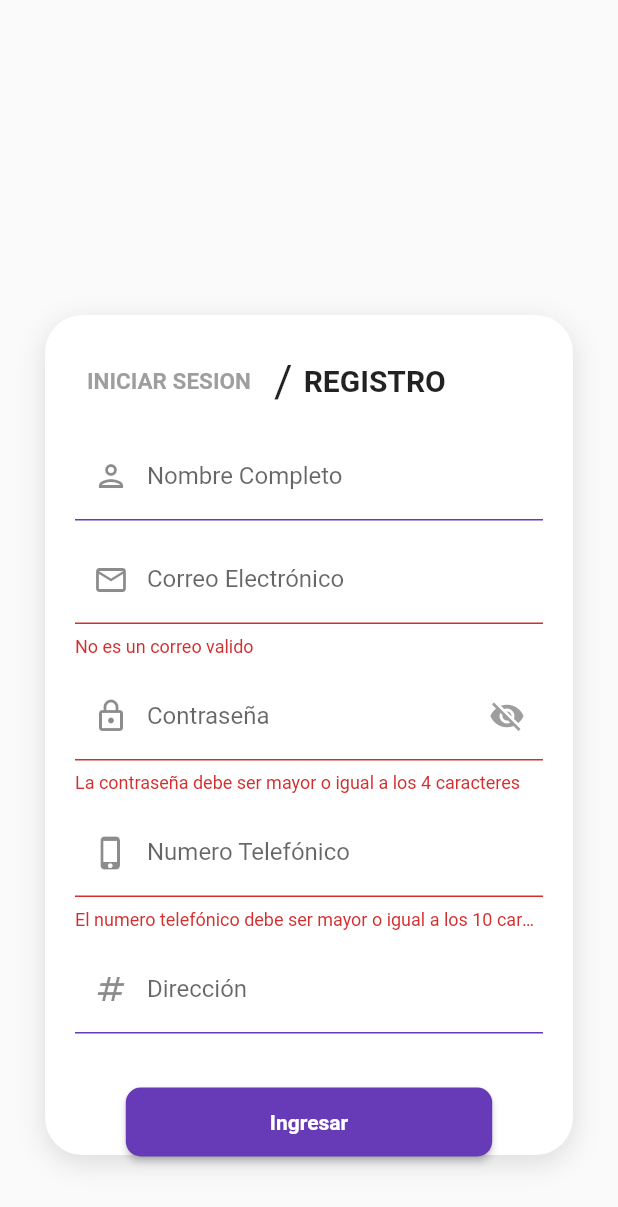
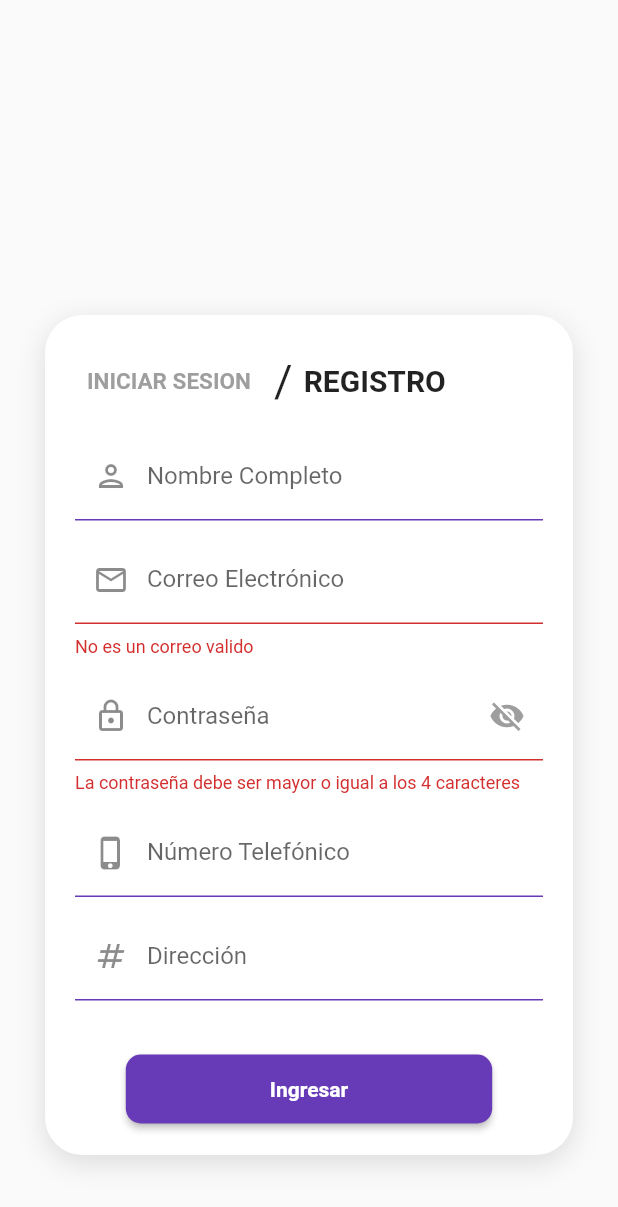
Before and after one commit to AloloCarr/Moshishop_1_0, a Flutter app: the SingUpForm widget shown alone on an empty page, opened directly, after a tap on "Ingresar", on a phone screen of 412 x 824 dp. Shown: the top 1207 px of the screen. Run offline on Flutter 3.47's test engine with Material 2 defaults, Android fonts, the phone set to English and light mode, and no system bars; our stand-ins replace logger, shared_preferences; accounts and stored records are empty; network calls fail.

Commit message:
new_update3

```diff
--- a/lib/widgets/sign_up_form.dart
+++ b/lib/widgets/sign_up_form.dart
@@ -159,13 +159,8 @@ class _SingUpFormState extends State<SingUpForm> {
                                 BorderSide(color: Colors.deepPurple, width: 2),
                           ),
                           hintText: '999-999-9999',
-                          labelText: 'Numero Telefónico',
+                          labelText: 'Número Telefónico',
                           prefixIcon: Icon(Icons.phone_iphone_outlined)),
-                      validator: (value) {
-                        return (value != null && value.length >= 10)
-                            ? null
-                            : 'El numero telefónico debe ser mayor o igual a los 10 caracteres';
-                      },
                     ),
                     const SizedBox(height: 10),
                     TextFormField(
```
